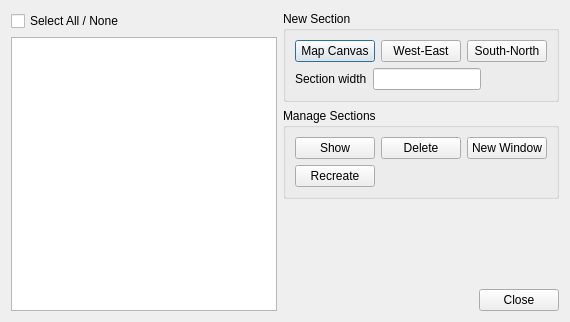
First picture: the form in sectionmanager_dialog_base.ui, repository rolandhill/geoscience, before the edit.
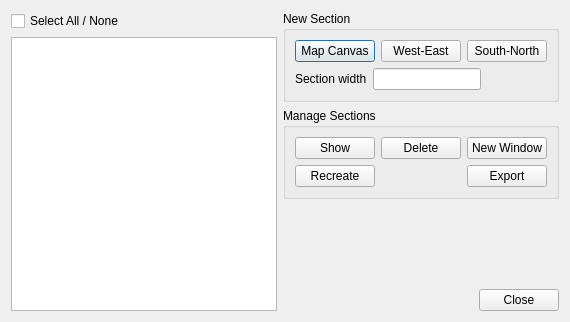
Second picture: the form after the edit.

Commit message: WIP Basic dialogs

Diff of the .ui file:
```diff
--- a/sectionmanager_dialog_base.ui
+++ b/sectionmanager_dialog_base.ui
@@ -144,6 +144,13 @@
           </property>
          </widget>
         </item>
+        <item row="1" column="2">
+         <widget class="QPushButton" name="pbExport">
+          <property name="text">
+           <string>Export</string>
+          </property>
+         </widget>
+        </item>
        </layout>
       </widget>
      </item>
```
The commit also changes 1 other file.
